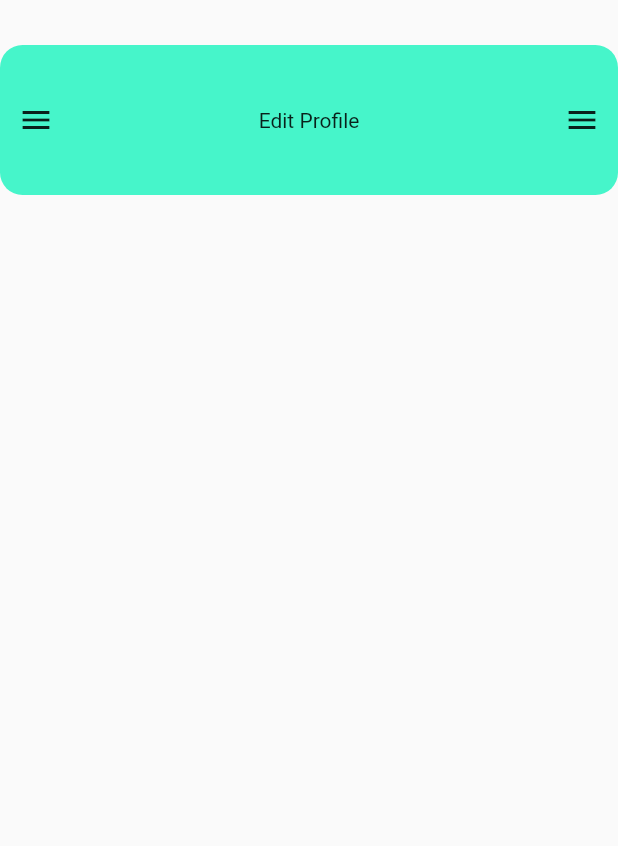
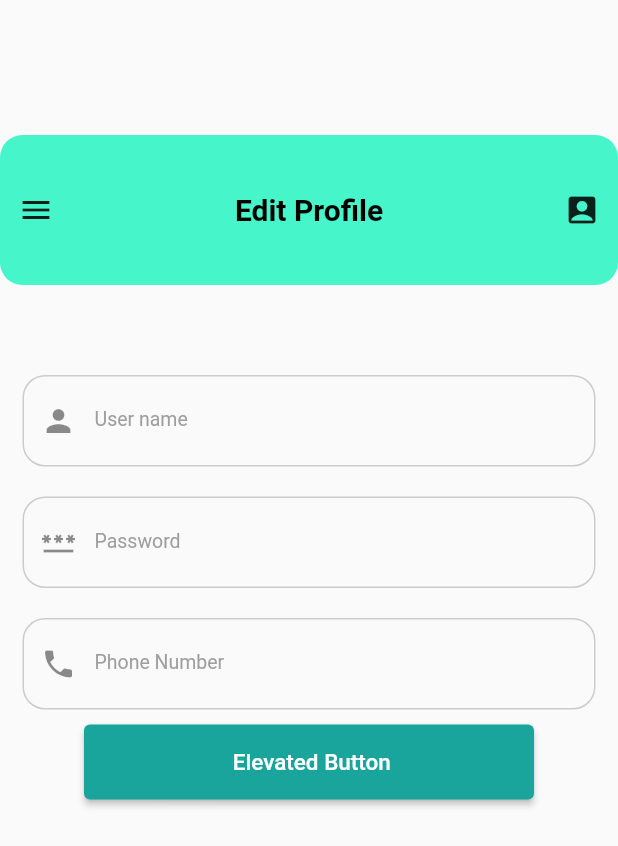
Before and after one commit to HMAHD/unifit, a Flutter app: the screen it shows after launch, on a phone screen of 412 x 824 dp. Shown: the top 846 px of the screen. Run offline on Flutter 3.47's test engine with Material 2 defaults, Android fonts, the phone set to English and light mode, and no system bars.

Commit message:
add new container

```diff
--- a/lib/main.dart
+++ b/lib/main.dart
@@ -1,4 +1,5 @@
 import 'package:flutter/material.dart';
+import 'package:unifit/pages/credit.dart';
 import 'package:unifit/pages/edit_profile.dart';
 import 'package:unifit/pages/settings.dart';
 
--- a/lib/pages/settings.dart
+++ b/lib/pages/settings.dart
@@ -1,4 +1,5 @@
 import 'package:flutter/material.dart';
+import 'package:unifit/widgets/custom_text_field.dart';
 
 class Settings extends StatefulWidget {
   const Settings({Key? key}) : super(key: key);
@@ -13,8 +14,8 @@ class _SettingsState extends State<Settings> {
     return Scaffold(
       body: Column(
         children: [
-          SizedBox(
-            height: 30,
+          const SizedBox(
+            height: 90,
           ),
           Container(
             width: double.infinity,
@@ -28,12 +29,56 @@ class _SettingsState extends State<Settings> {
                 mainAxisAlignment: MainAxisAlignment.spaceBetween,
                 children: [
                   IconButton(onPressed: () {}, icon: Icon(Icons.menu)),
-                  Text("Edit Profile"),
-                  IconButton(onPressed: () {}, icon: Icon(Icons.menu)),
+                  const Text(
+                    "Edit Profile",
+                    style: TextStyle(
+                      fontSize: 20,
+                      fontWeight: FontWeight.bold,
+                      color: Color.fromARGB(255, 0, 0, 0),
+                    ),
+                  ),
+                  IconButton(onPressed: () {}, icon: Icon(Icons.account_box)),
                 ],
               ),
             ),
-          )
+          ),
+          // const SizedBox(
+          //   width: 250,
+          // ),
+          SizedBox(
+            height: 50,
+          ),
+          CustomTextField(
+            icon: Icon(Icons.person),
+            title: 'User name',
+            isObscure: false,
+            hint: "Enter Your User Name",
+          ),
+          CustomTextField(
+            icon: Icon(Icons.password),
+            title: 'Password',
+            isObscure: true,
+            hint: "Enter Your Password",
+          ),
+          CustomTextField(
+            icon: Icon(Icons.phone),
+            title: 'Phone Number',
+            isObscure: false,
+            hint: "Enter Your Number",
+          ),
+          //CustomTextField(),
+          SizedBox(width: 500),
+          ElevatedButton(
+              onPressed: () {},
+              style: ElevatedButton.styleFrom(
+                  fixedSize: const Size(300, 50),
+                  primary: const Color.fromRGBO(25, 164, 156, 1)),
+              child: const Text(
+                ' Elevated Button',
+                style: TextStyle(
+                  fontSize: 15,
+                ),
+              ))
         ],
       ),
     );
--- /dev/null
+++ b/lib/widgets/custom_text_field.dart
@@ -0,0 +1,48 @@
+import 'package:flutter/material.dart';
+
+class CustomTextField extends StatelessWidget {
+  const CustomTextField({
+    super.key,
+    required this.title,
+    required this.hint,
+    required this.isObscure,
+    // required this.controller,
+    required this.icon,
+  });
+
+  final String title;
+  final String? hint;
+  final bool isObscure;
+  //final String  label;
+
+  // final TextEditingController controller;
+  final Icon icon;
+
+  @override
+  Widget build(BuildContext context) {
+    return Padding(
+      padding: const EdgeInsets.symmetric(horizontal: 15, vertical: 10),
+      child: TextField(
+        obscureText: isObscure,
+        decoration: InputDecoration(
+          enabledBorder: OutlineInputBorder(
+            borderSide:
+                BorderSide(width: 1, color: Colors.grey.withOpacity(0.5)),
+            borderRadius: BorderRadius.circular(15.0), //<-- SEE HERE
+          ),
+          focusedBorder: OutlineInputBorder(
+            borderSide:
+                BorderSide(width: 1, color: Colors.grey.withOpacity(0.5)),
+            borderRadius: BorderRadius.circular(15.0),
+            //<-- SEE HERE
+          ),
+          prefixIcon: icon,
+          labelText: title,
+          hintText: hint,
+          hintStyle: TextStyle(fontSize: 18, fontWeight: FontWeight.w300),
+          labelStyle: TextStyle(fontSize: 13, color: Colors.grey),
+        ),
+      ),
+    );
+  }
+}
```
